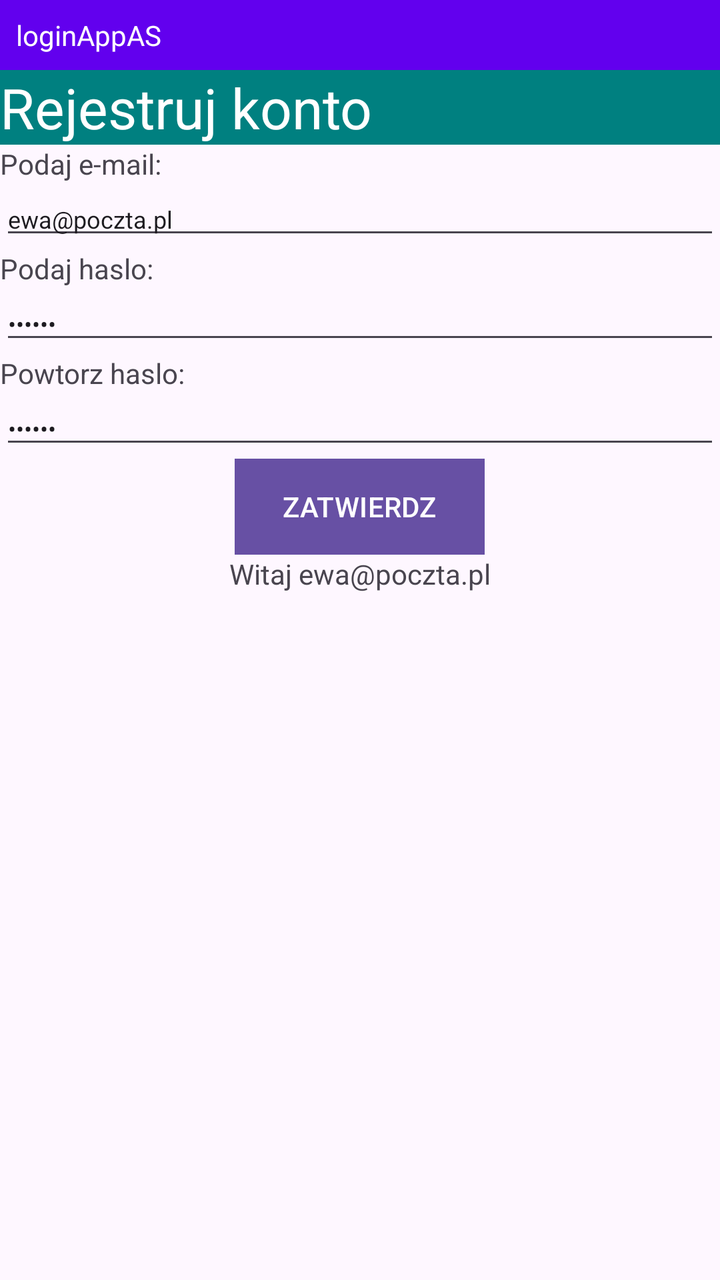
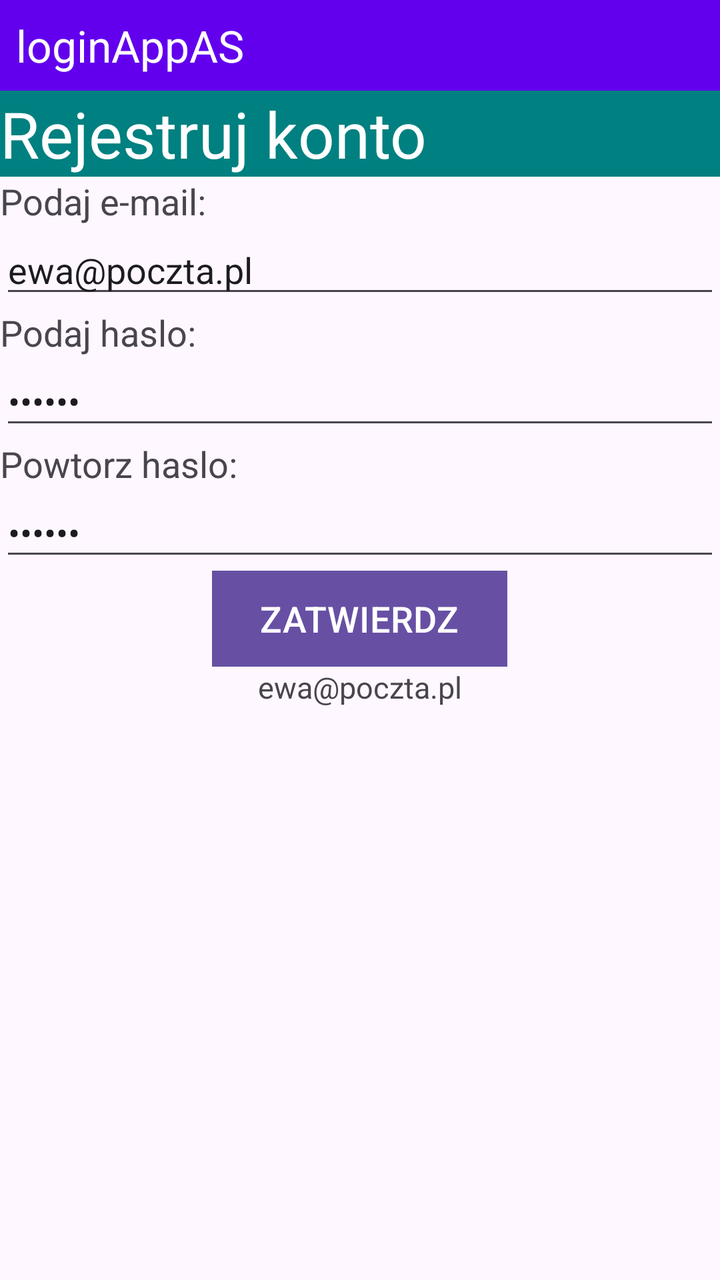

Two renders of the same Android screen: before a commit and after it. Below are the layout's source before the change and the commit's diff.
<!-- AndroidManifest.xml: application theme Theme.LoginAppAS -->
<!-- res/layout/activity_main.xml -->
<?xml version="1.0" encoding="utf-8"?>
<LinearLayout xmlns:android="http://schemas.android.com/apk/res/android"
    xmlns:tools="http://schemas.android.com/tools"
    android:id="@+id/main"
    android:layout_width="match_parent"
    android:layout_height="match_parent"

    android:orientation="vertical"

    tools:context=".MainActivity">


    <TextView
        android:id="@+id/textView"
        android:layout_width="match_parent"
        android:layout_height="wrap_content"
        android:padding="8dp"
        android:background="#6200EE"
        android:textColor="@color/white"
        android:text="loginAppAS" />

    <TextView
        android:id="@+id/textView3"
        android:layout_width="match_parent"
        android:layout_height="wrap_content"
        android:textSize="28dp"
        android:background="#008080"
        android:textColor="@color/white"
        android:text="Rejestruj konto" />

    <TextView
        android:id="@+id/textView4"
        android:layout_width="match_parent"
        android:layout_height="wrap_content"
        android:text="Podaj e-mail:" />

    <EditText
        android:id="@+id/editTextText"
        android:layout_width="match_parent"
        android:layout_height="wrap_content"
        android:textSize="12dp"
        android:inputType="text"
        android:text="ewa@poczta.pl" />

    <TextView
        android:id="@+id/textView5"
        android:layout_width="match_parent"
        android:layout_height="wrap_content"
        android:text="Podaj haslo:" />

    <EditText
        android:id="@+id/editTextText2"
        android:layout_width="match_parent"
        android:layout_height="wrap_content"
        android:textSize="12dp"
        android:ems="10"
        android:inputType="textPassword"
        android:text="123456" />

    <TextView
        android:id="@+id/textView6"
        android:layout_width="match_parent"
        android:layout_height="wrap_content"
        android:text="Powtorz haslo:" />

    <EditText
        android:id="@+id/editTextText3"
        android:layout_width="match_parent"
        android:layout_height="wrap_content"
        android:textSize="12dp"
        android:ems="10"
        android:inputType="textPassword"
        android:text="123456" />

    <Button
        android:id="@+id/button2"
        android:layout_width="wrap_content"
        android:layout_height="wrap_content"
        android:layout_gravity="center"
        android:background="#d7d7d7"
        android:text="ZATWIERDZ" />

    <TextView
        android:id="@+id/textView7"
        android:layout_width="wrap_content"
        android:layout_height="wrap_content"
        android:layout_gravity="center"
        android:text="Witaj ewa@poczta.pl" />


</LinearLayout>
<!-- resources referenced by this layout -->
<resources>
  <color name="white">#FFFFFFFF</color>
  <style name="Theme.LoginAppAS" parent="Base.Theme.LoginAppAS" />
  <style name="Base.Theme.LoginAppAS" parent="Theme.Material3.DayNight.NoActionBar">
          
          
      </style>
</resources>

<!-- the commit's change to res/layout/activity_main.xml (unified diff, before → after) -->
@@ -15,15 +15,16 @@
         android:layout_width="match_parent"
         android:layout_height="wrap_content"
         android:padding="8dp"
+        android:textSize="22dp"
         android:background="#6200EE"
         android:textColor="@color/white"
-        android:text="loginAppAS" />
+        android:text="@string/app_name" />
 
     <TextView
         android:id="@+id/textView3"
         android:layout_width="match_parent"
         android:layout_height="wrap_content"
-        android:textSize="28dp"
+        android:textSize="32dp"
         android:background="#008080"
         android:textColor="@color/white"
         android:text="Rejestruj konto" />
@@ -32,19 +33,21 @@
         android:id="@+id/textView4"
         android:layout_width="match_parent"
         android:layout_height="wrap_content"
+        android:textSize="18dp"
         android:text="Podaj e-mail:" />
 
     <EditText
         android:id="@+id/editTextText"
         android:layout_width="match_parent"
         android:layout_height="wrap_content"
-        android:textSize="12dp"
+        android:textSize="18dp"
         android:inputType="text"
-        android:text="ewa@poczta.pl" />
+        android:text="@string/email" />
 
     <TextView
         android:id="@+id/textView5"
         android:layout_width="match_parent"
+        android:textSize="18dp"
         android:layout_height="wrap_content"
         android:text="Podaj haslo:" />
 
@@ -52,7 +55,7 @@
         android:id="@+id/editTextText2"
         android:layout_width="match_parent"
         android:layout_height="wrap_content"
-        android:textSize="12dp"
+        android:textSize="18dp"
         android:ems="10"
         android:inputType="textPassword"
         android:text="123456" />
@@ -60,6 +63,7 @@
     <TextView
         android:id="@+id/textView6"
         android:layout_width="match_parent"
+        android:textSize="18dp"
         android:layout_height="wrap_content"
         android:text="Powtorz haslo:" />
 
@@ -67,7 +71,7 @@
         android:id="@+id/editTextText3"
         android:layout_width="match_parent"
         android:layout_height="wrap_content"
-        android:textSize="12dp"
+        android:textSize="18dp"
         android:ems="10"
         android:inputType="textPassword"
         android:text="123456" />
@@ -77,6 +81,7 @@
         android:layout_width="wrap_content"
         android:layout_height="wrap_content"
         android:layout_gravity="center"
+        android:textSize="18dp"
         android:background="#d7d7d7"
         android:text="ZATWIERDZ" />
 
@@ -84,8 +89,9 @@
         android:id="@+id/textView7"
         android:layout_width="wrap_content"
         android:layout_height="wrap_content"
+        android:textSize="15dp"
         android:layout_gravity="center"
-        android:text="Witaj ewa@poczta.pl" />
+        android:text="@string/email" />
 
 
 </LinearLayout>
<!-- resource entries referenced after the edit -->
@@ -1,6 +1,8 @@
 <!-- resources referenced by this layout -->
 <resources>
   <color name="white">#FFFFFFFF</color>
+  <string name="app_name">loginAppAS</string>
+  <string name="email">ewa@poczta.pl</string>
   <style name="Theme.LoginAppAS" parent="Base.Theme.LoginAppAS" />
   <style name="Base.Theme.LoginAppAS" parent="Theme.Material3.DayNight.NoActionBar">
           
